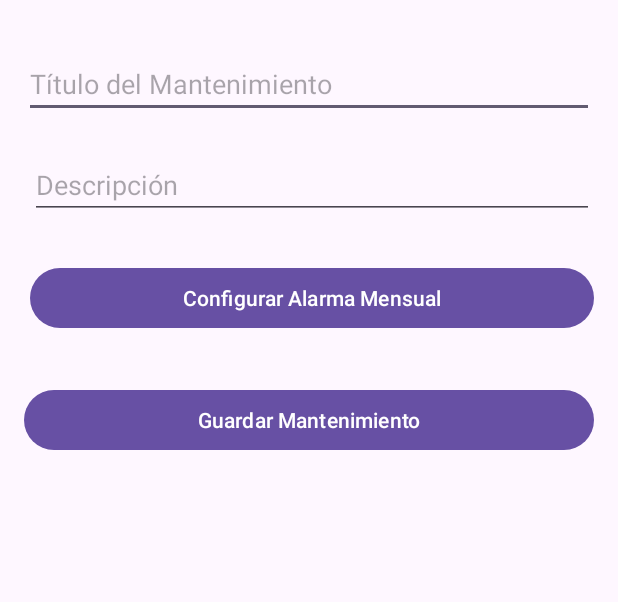
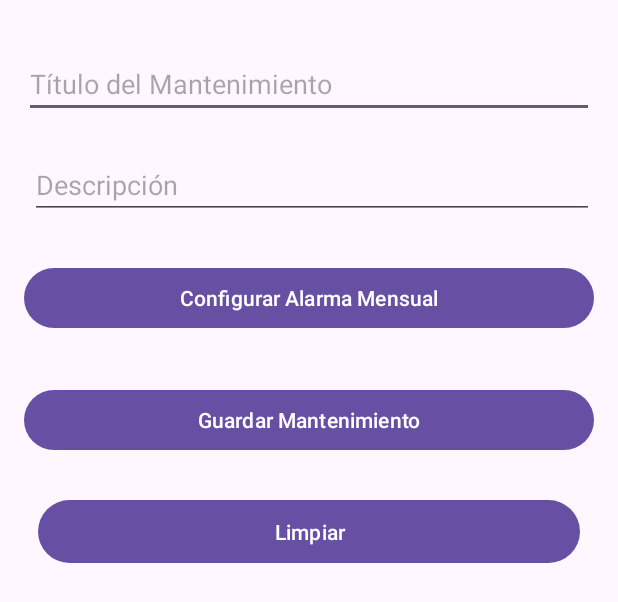
Before and after one commit to andreskings/aplicacionmantenimiento, an Android app: the layout activity_agregar_mantenimiento.xml on its own in the app's theme, with its tools: preview values and no code run, on a phone screen of 412 x 824 dp. Shown: the top 602 px of the screen. Run offline under Robolectric (Android 15) with nearby library versions, the phone set to English and light mode, and no system bars.

Commit message:
nuevo comit

```diff
--- a/app/src/main/AndroidManifest.xml
+++ b/app/src/main/AndroidManifest.xml
@@ -13,6 +13,9 @@
         android:theme="@style/Theme.Aplicacionmantenimiento"
         tools:targetApi="31">
         <activity
+            android:name=".crear_alarma"
+            android:exported="false" />
+        <activity
             android:name=".historial_mantenimientos"
             android:exported="false" />
         <activity
@@ -27,6 +30,9 @@
                 <category android:name="android.intent.category.LAUNCHER" />
             </intent-filter>
         </activity>
+
     </application>
+    <uses-permission android:name="android.permission.WRITE_EXTERNAL_STORAGE" />
+
 
 </manifest>
--- /dev/null
+++ b/app/src/main/res/drawable/imagen_del_mantenimiento.xml
@@ -0,0 +1,4 @@
+<?xml version="1.0" encoding="utf-8"?>
+<selector xmlns:android="http://schemas.android.com/apk/res/android">
+<item android:drawable="@drawable/car_list"/>
+</selector>
--- /dev/null
+++ b/app/src/main/res/drawable/imagensplash.xml
@@ -0,0 +1,4 @@
+<?xml version="1.0" encoding="utf-8"?>
+<selector xmlns:android="http://schemas.android.com/apk/res/android">
+
+</selector>
--- a/app/src/main/res/layout/activity_agregar_mantenimiento.xml
+++ b/app/src/main/res/layout/activity_agregar_mantenimiento.xml
@@ -10,7 +10,7 @@
     tools:context=".agregar_mantenimiento">
 
     <EditText
-        android:id="@+id/tituloEditText"
+        android:id="@+id/titulomantenimiento"
         android:layout_width="match_parent"
         android:layout_height="wrap_content"
         android:hint="Título del Mantenimiento"
@@ -22,7 +22,7 @@
         app:layout_constraintVertical_bias="0.023" />
 
     <EditText
-        android:id="@+id/descripcionEditText"
+        android:id="@+id/descripcion"
         android:layout_width="match_parent"
         android:layout_height="wrap_content"
         android:layout_marginStart="4dp"
@@ -34,18 +34,18 @@
         app:layout_constraintVertical_bias="0.113" />
 
     <Button
-        android:id="@+id/configurarAlarmaButton"
+        android:id="@+id/btnconfiguraralarma"
         android:layout_width="match_parent"
         android:layout_height="wrap_content"
-        android:layout_marginStart="4dp"
         android:text="Configurar Alarma Mensual"
         app:layout_constraintBottom_toBottomOf="parent"
+        app:layout_constraintEnd_toEndOf="parent"
         app:layout_constraintStart_toStartOf="parent"
         app:layout_constraintTop_toTopOf="parent"
         app:layout_constraintVertical_bias="0.213" />
 
     <Button
-        android:id="@+id/guardarMantenimientoButton"
+        android:id="@+id/btnguardarman"
         android:layout_width="match_parent"
         android:layout_height="wrap_content"
         android:text="Guardar Mantenimiento"
@@ -55,4 +55,25 @@
         app:layout_constraintTop_toTopOf="parent"
         app:layout_constraintVertical_bias="0.323" />
 
+    <TextView
+        android:id="@+id/txtagregar"
+        android:layout_width="281dp"
+        android:layout_height="186dp"
+        app:layout_constraintBottom_toBottomOf="parent"
+        app:layout_constraintEnd_toEndOf="parent"
+        app:layout_constraintStart_toStartOf="parent"
+        app:layout_constraintTop_toTopOf="parent"
+        app:layout_constraintVertical_bias="0.919" />
+
+    <Button
+        android:id="@+id/btnlimpiar"
+        android:layout_width="361dp"
+        android:layout_height="50dp"
+        android:text="Limpiar"
+        app:layout_constraintBottom_toBottomOf="parent"
+        app:layout_constraintEnd_toEndOf="parent"
+        app:layout_constraintStart_toStartOf="parent"
+        app:layout_constraintTop_toTopOf="parent"
+        app:layout_constraintVertical_bias="0.422" />
+
 </androidx.constraintlayout.widget.ConstraintLayout>
--- a/app/src/main/res/layout/activity_main.xml
+++ b/app/src/main/res/layout/activity_main.xml
@@ -24,7 +24,7 @@
         app:layout_constraintVertical_bias="0.29" />
 
     <Button
-        android:id="@+id/addMaintenanceButton"
+        android:id="@+id/btnagregarmantenimiento"
         android:layout_width="match_parent"
         android:layout_height="wrap_content"
         android:text="Agregar Mantenimiento"
@@ -35,7 +35,7 @@
         app:layout_constraintVertical_bias="0.478" />
 
     <Button
-        android:id="@+id/viewMaintenanceButton"
+        android:id="@+id/btnvermantenimiento"
         android:layout_width="match_parent"
         android:layout_height="wrap_content"
         android:text="Ver Mantenimientos"
@@ -44,6 +44,7 @@
         app:layout_constraintStart_toStartOf="parent"
         app:layout_constraintTop_toTopOf="parent"
         app:layout_constraintVertical_bias="0.387" />
+
 
     <ImageView
         android:id="@+id/imageView"
@@ -58,4 +59,5 @@
         app:srcCompat="@drawable/car_list" />
 
 
+
 </androidx.constraintlayout.widget.ConstraintLayout>
```
Also changed, not shown: app/src/main/java/com/example/aplicacionmantenimiento/MainActivity.java (+24 -0 lines), app/src/main/java/com/example/aplicacionmantenimiento/agregar_mantenimiento.java (+111 -0 lines), app/src/main/java/com/example/aplicacionmantenimiento/crear_alarma.java (added, +14 -0 lines), app/src/main/res/layout/activity_crear_alarma.xml (added, +57 -0 lines), app/src/main/res/layout/activity_historial_mantenimientos.xml (+15 -10 lines).
